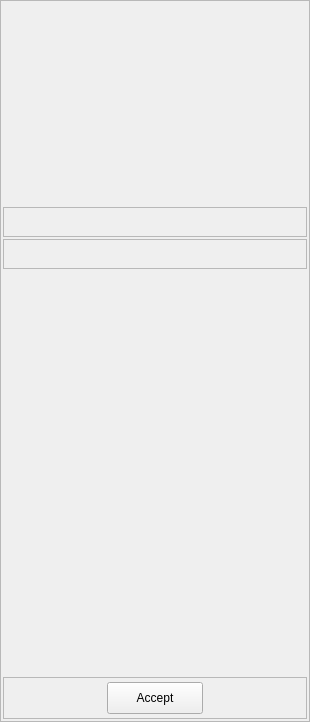
Before: the Qt Designer form src/studiolibrary/widgets/ui/PreviewWidget.ui in krathjen/studiolibrary, drawn with Qt 5.
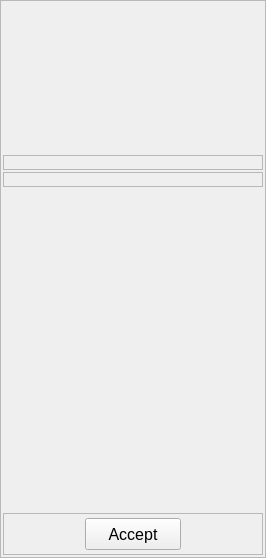
After: the same form once the commit is applied. Icons and pictures are not drawn.

Commit message: Add support for an expandable option widget

The edit to the form file:
```diff
--- a/src/studiolibrary/widgets/ui/PreviewWidget.ui
+++ b/src/studiolibrary/widgets/ui/PreviewWidget.ui
@@ -6,8 +6,8 @@
    <rect>
     <x>0</x>
     <y>0</y>
-    <width>310</width>
-    <height>722</height>
+    <width>266</width>
+    <height>558</height>
    </rect>
   </property>
   <property name="windowTitle">
@@ -29,11 +29,17 @@
    <item>
     <widget class="QFrame" name="frame_2">
      <property name="sizePolicy">
-      <sizepolicy hsizetype="Preferred" vsizetype="Preferred">
+      <sizepolicy hsizetype="Expanding" vsizetype="Expanding">
        <horstretch>0</horstretch>
-       <verstretch>1</verstretch>
+       <verstretch>0</verstretch>
       </sizepolicy>
      </property>
+     <property name="maximumSize">
+      <size>
+       <width>5000</width>
+       <height>150</height>
+      </size>
+     </property>
      <property name="frameShape">
       <enum>QFrame::NoFrame</enum>
      </property>
@@ -83,7 +89,7 @@
      <property name="minimumSize">
       <size>
        <width>0</width>
-       <height>30</height>
+       <height>15</height>
       </size>
      </property>
      <property name="frameShape">
@@ -113,7 +119,7 @@
      <property name="minimumSize">
       <size>
        <width>0</width>
-       <height>30</height>
+       <height>15</height>
       </size>
      </property>
      <property name="frameShape">
@@ -135,9 +141,9 @@
    <item>
     <widget class="QFrame" name="frame">
      <property name="sizePolicy">
-      <sizepolicy hsizetype="Preferred" vsizetype="Preferred">
+      <sizepolicy hsizetype="Preferred" vsizetype="Expanding">
        <horstretch>0</horstretch>
-       <verstretch>2</verstretch>
+       <verstretch>0</verstretch>
       </sizepolicy>
      </property>
      <property name="frameShape">
@@ -180,6 +186,13 @@
           <height>96</height>
          </size>
         </property>
+        <property name="font">
+         <font>
+          <pointsize>12</pointsize>
+          <weight>50</weight>
+          <bold>false</bold>
+         </font>
+        </property>
         <property name="text">
          <string>Accept</string>
         </property>
```
The commit also changes 2 other files.
